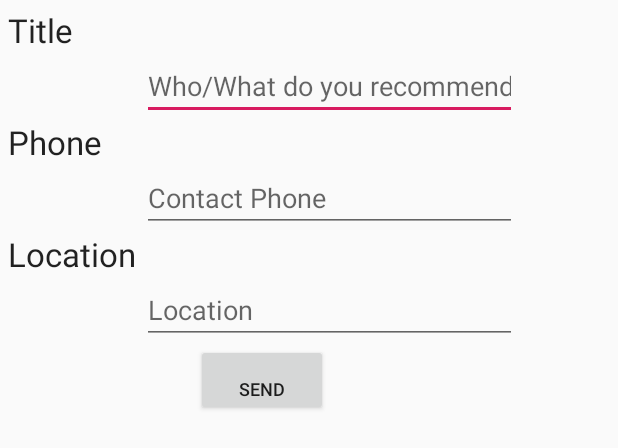
After one commit to sisackov/buddiesmap, an Android app: the layout recommendation_dialog.xml on its own in the app's theme, with its tools: preview values and no code run, on a phone screen of 412 x 824 dp. The commit adds this screen. Shown: the top 448 px of the screen. Run offline under Robolectric (Android 15) with nearby library versions, the phone set to English and light mode, and no system bars.

Commit message:
Added recommendations dialog

```diff
--- a/app/src/main/java/com/buddiesmap/fbhandlers/FriendsInfoCallBack.java
+++ b/app/src/main/java/com/buddiesmap/fbhandlers/FriendsInfoCallBack.java
@@ -16,6 +16,7 @@ import org.json.JSONObject;
 import java.util.ArrayList;
 
 import static com.buddiesmap.MainActivity.LOGGED_USER_FRIENDS;
+import static com.buddiesmap.MainActivity.LOGGED_USER_FRIENDS_EXTRA;
 
 public class FriendsInfoCallBack implements GraphRequest.Callback {
     private MainActivity mainActivity;
@@ -49,7 +50,7 @@ public class FriendsInfoCallBack implements GraphRequest.Callback {
 
     private void sendBackIntent() {
         Intent rtReturn = new Intent(LOGGED_USER_FRIENDS);
-        rtReturn.putStringArrayListExtra(LOGGED_USER_FRIENDS, mFriendslist);
+        rtReturn.putStringArrayListExtra(LOGGED_USER_FRIENDS_EXTRA, mFriendslist);
         LocalBroadcastManager.getInstance(mainActivity).sendBroadcast(rtReturn);
     }
 }
--- /dev/null
+++ b/app/src/main/res/layout/recommendation_dialog.xml
@@ -0,0 +1,69 @@
+<?xml version="1.0" encoding="utf-8"?>
+<LinearLayout xmlns:android="http://schemas.android.com/apk/res/android"
+    android:id="@+id/custom_dialog_layout_design_user_input"
+    android:layout_width="350dp"
+    android:layout_height="match_parent"
+    android:orientation="vertical"
+    android:padding="5dp">
+
+    <TextView
+        android:id="@+id/dialogEditTitleLabel"
+        android:layout_width="wrap_content"
+        android:layout_height="wrap_content"
+        android:layout_gravity="start"
+        android:labelFor="@id/dialogEditTitle"
+        android:text="@string/dialogEditTitle_label"
+        android:textAppearance="?android:attr/textAppearanceLarge" />
+
+    <EditText
+        android:id="@+id/dialogEditTitle"
+        android:layout_width="250dp"
+        android:layout_height="wrap_content"
+        android:layout_gravity="end"
+        android:hint="@string/dialogEditTitle_hint"
+        android:inputType="textAutoComplete" />
+
+    <TextView
+        android:id="@+id/dialogEditPhoneLabel"
+        android:layout_width="wrap_content"
+        android:layout_height="wrap_content"
+        android:layout_gravity="start"
+        android:labelFor="@id/dialogEditPhone"
+        android:text="@string/dialogEditPhone_label"
+        android:textAppearance="?android:attr/textAppearanceLarge" />
+
+    <EditText
+        android:id="@+id/dialogEditPhone"
+        android:layout_width="250dp"
+        android:layout_height="wrap_content"
+        android:layout_gravity="end"
+        android:hint="@string/dialogEditPhone_hint"
+        android:inputType="phone" />
+
+    <TextView
+        android:id="@+id/dialogEditLocationLabel"
+        android:layout_width="wrap_content"
+        android:layout_height="wrap_content"
+        android:layout_gravity="start"
+        android:text="@string/dialogEditLocation_label"
+        android:textAppearance="?android:attr/textAppearanceLarge" />
+
+    <EditText
+        android:id="@+id/dialogEditLocation"
+        android:layout_width="250dp"
+        android:layout_height="wrap_content"
+        android:layout_gravity="end"
+        android:hint="@string/dialogEditLocation_hint"
+        android:inputType="textAutoComplete" />
+
+    <Button
+        android:id="@+id/dialogButtonSend"
+        android:layout_width="wrap_content"
+        android:layout_height="wrap_content"
+        android:layout_gravity="center|bottom"
+        android:gravity="bottom"
+        android:text="@string/send_label"
+        android:textAlignment="center"
+        android:textSize="12sp" />
+
+</LinearLayout>
--- a/app/src/main/res/values/strings.xml
+++ b/app/src/main/res/values/strings.xml
@@ -9,6 +9,14 @@
     <string name="friends_list_2">Friends List</string>
     <string name="hometown_label">Homes</string>
     <string name="loc_label">Locations</string>
-    <string name="chck_label">Checkins</string>
-    <string name="state_label">Loading Data ...</string>
+    <string name="recommend_label">Recommend</string>
+    <string name="search_label">Search</string>
+    <string name="send_label">Send</string>
+    <string name="recommendation_dialog_title">Recommend!</string>
+    <string name="dialogEditTitle_label">Title</string>
+    <string name="dialogEditTitle_hint">Who/What do you recommend?</string>
+    <string name="dialogEditPhone_label">Phone</string>
+    <string name="dialogEditPhone_hint">Contact Phone</string>
+    <string name="dialogEditLocation_label">Location</string>
+    <string name="dialogEditLocation_hint">Location</string>
 </resources>
```
Also changed, not shown: app/src/main/java/com/buddiesmap/MainActivity.java (+28 -2 lines), app/src/main/java/com/buddiesmap/recommendations/AsyncHTTPPostRequest.java (added, +56 -0 lines), app/src/main/java/com/buddiesmap/recommendations/AsyncHTTPRequest.java (added, +89 -0 lines), app/src/main/java/com/buddiesmap/recommendations/RecommendationsDialog.java (added, +62 -0 lines), app/src/main/res/layout/activity_maps.xml (+16 -0 lines), app/src/main/res/layout/map_main.xml (deleted, +0 -85 lines).
